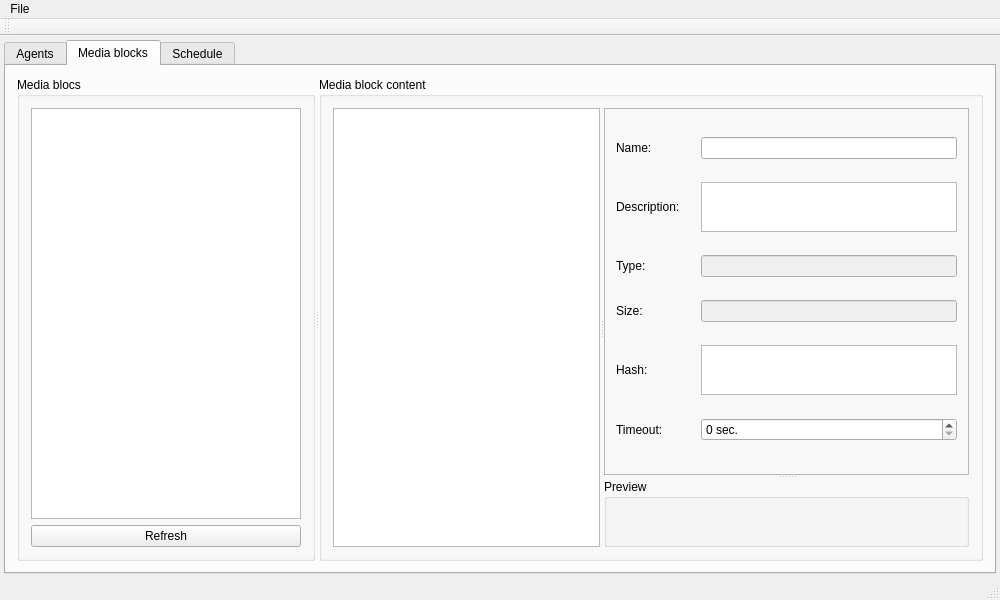
Before: the Qt Designer form apps/iPresenterAdmin/mainwindow.ui in dlebed/iPresenter, drawn with Qt 5.
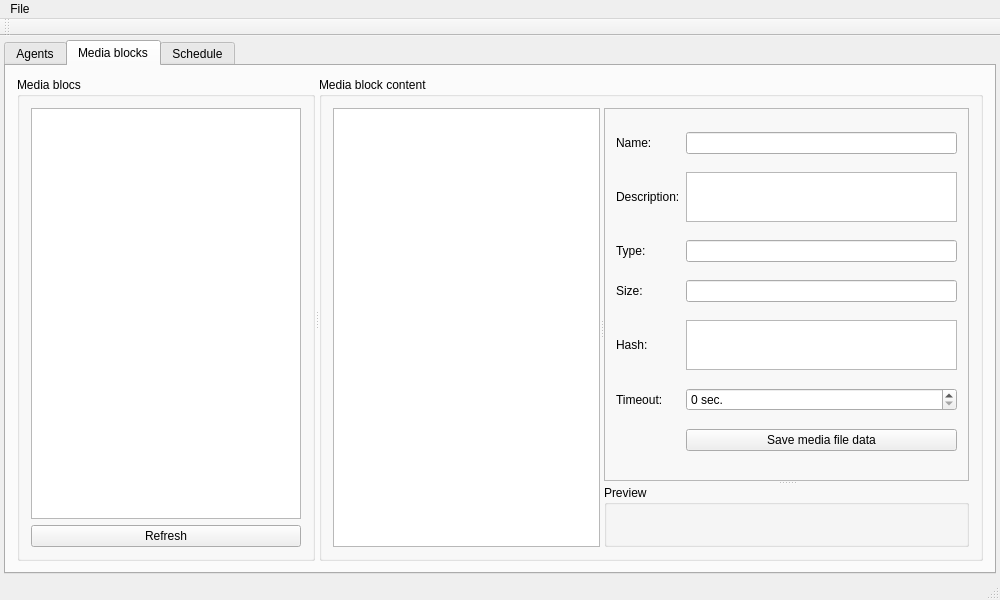
After: the same form once the commit is applied.

Patch:
```diff
--- a/apps/iPresenterAdmin/mainwindow.ui
+++ b/apps/iPresenterAdmin/mainwindow.ui
@@ -139,10 +139,17 @@
                  <enum>QFrame::Raised</enum>
                 </property>
                 <layout class="QGridLayout" name="gridLayout">
+                 <item row="2" column="1">
+                  <widget class="QLineEdit" name="mediaTypeEdit">
+                   <property name="readOnly">
+                    <bool>true</bool>
+                   </property>
+                  </widget>
+                 </item>
                  <item row="0" column="0">
                   <widget class="QLabel" name="label">
                    <property name="sizePolicy">
-                    <sizepolicy hsizetype="Expanding" vsizetype="Preferred">
+                    <sizepolicy hsizetype="Preferred" vsizetype="Preferred">
                      <horstretch>0</horstretch>
                      <verstretch>0</verstretch>
                     </sizepolicy>
@@ -158,7 +165,7 @@
                  <item row="1" column="0">
                   <widget class="QLabel" name="label_2">
                    <property name="sizePolicy">
-                    <sizepolicy hsizetype="Expanding" vsizetype="Preferred">
+                    <sizepolicy hsizetype="Preferred" vsizetype="Preferred">
                      <horstretch>0</horstretch>
                      <verstretch>0</verstretch>
                     </sizepolicy>
@@ -187,7 +194,7 @@
                  <item row="2" column="0">
                   <widget class="QLabel" name="mediaTypeLabel">
                    <property name="sizePolicy">
-                    <sizepolicy hsizetype="Expanding" vsizetype="Preferred">
+                    <sizepolicy hsizetype="Preferred" vsizetype="Preferred">
                      <horstretch>0</horstretch>
                      <verstretch>0</verstretch>
                     </sizepolicy>
@@ -197,17 +204,10 @@
                    </property>
                   </widget>
                  </item>
-                 <item row="2" column="1">
-                  <widget class="QLineEdit" name="mediaTypeEdit">
-                   <property name="enabled">
-                    <bool>false</bool>
-                   </property>
-                  </widget>
-                 </item>
                  <item row="3" column="0">
                   <widget class="QLabel" name="mediaSizeLabel">
                    <property name="sizePolicy">
-                    <sizepolicy hsizetype="Expanding" vsizetype="Preferred">
+                    <sizepolicy hsizetype="Preferred" vsizetype="Preferred">
                      <horstretch>0</horstretch>
                      <verstretch>0</verstretch>
                     </sizepolicy>
@@ -219,15 +219,15 @@
                  </item>
                  <item row="3" column="1">
                   <widget class="QLineEdit" name="mediaSizeEdit">
-                   <property name="enabled">
-                    <bool>false</bool>
+                   <property name="readOnly">
+                    <bool>true</bool>
                    </property>
                   </widget>
                  </item>
                  <item row="4" column="0">
                   <widget class="QLabel" name="label_3">
                    <property name="sizePolicy">
-                    <sizepolicy hsizetype="Expanding" vsizetype="Preferred">
+                    <sizepolicy hsizetype="Preferred" vsizetype="Preferred">
                      <horstretch>0</horstretch>
                      <verstretch>0</verstretch>
                     </sizepolicy>
@@ -267,6 +267,13 @@
                    </property>
                   </widget>
                  </item>
+                 <item row="6" column="1">
+                  <widget class="QPushButton" name="saveMediaFileDataButton">
+                   <property name="text">
+                    <string>Save media file data</string>
+                   </property>
+                  </widget>
+                 </item>
                 </layout>
                </widget>
                <widget class="QGroupBox" name="groupBox_3">
```
Left out of the diff: 19 changed lines with no effect on the pictures.
